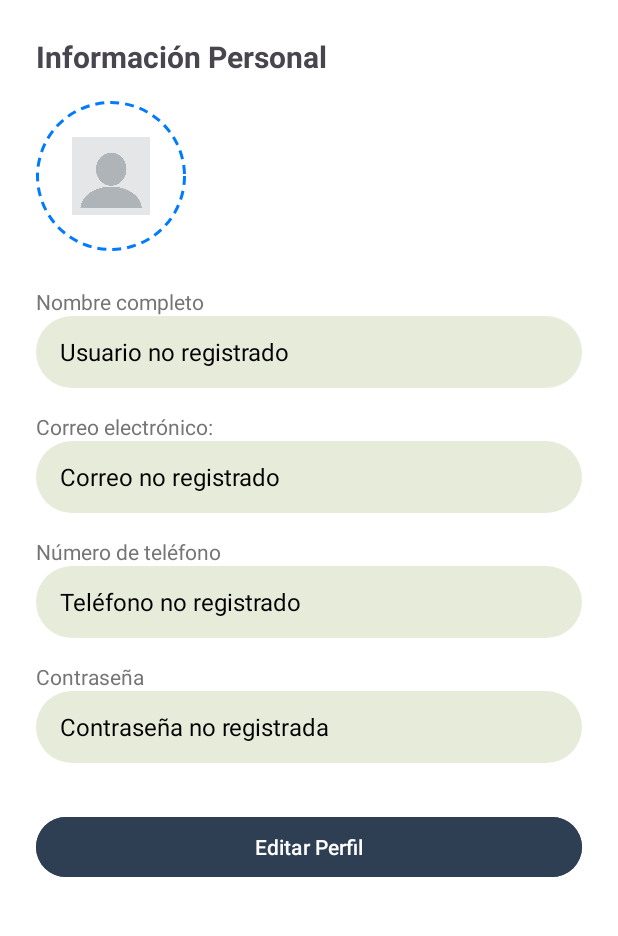
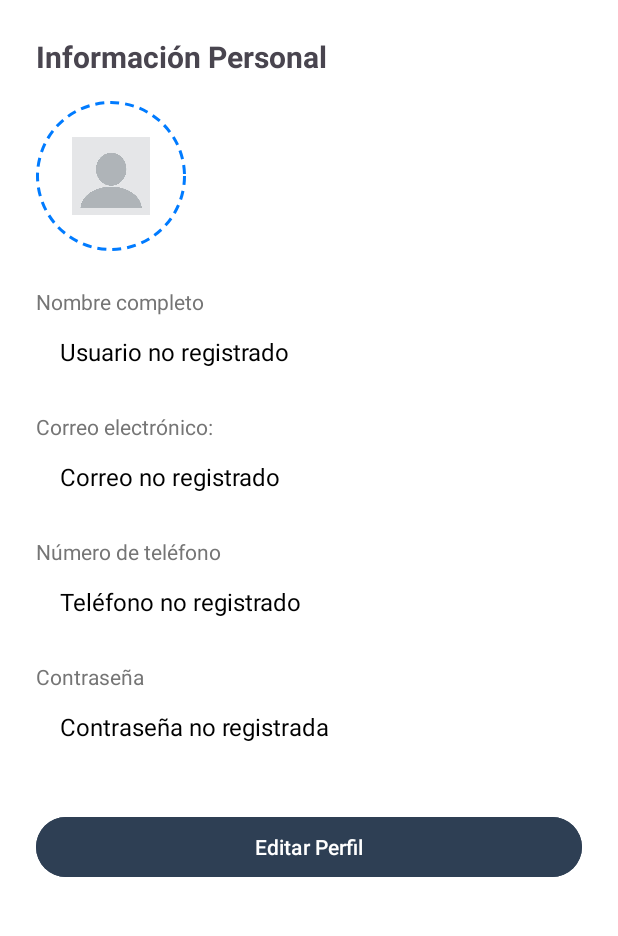
Before and after one commit to sebastianokt/Mole-EXTRL, an Android app: the PerfilFragment screen opened through its navigation route, on a phone screen of 412 x 824 dp, the part 96-1032 px from its top. Run offline under Robolectric (Android 15) with nearby library versions, the phone set to English and light mode, and no system bars; our stand-ins replace navigation-ui.

Commit message:
navegacion por jessica

```diff
--- a/app/src/main/res/layout/fragment_perfil.xml
+++ b/app/src/main/res/layout/fragment_perfil.xml
@@ -47,7 +47,6 @@
                 android:id="@+id/tvNombre"
                 android:layout_width="match_parent"
                 android:layout_height="48dp"
-                android:background="@drawable/rounded_edittext"
                 android:paddingStart="16dp"
                 android:gravity="center_vertical"
                 android:textSize="16sp"
@@ -72,7 +71,6 @@
                 android:id="@+id/tvEmail"
                 android:layout_width="match_parent"
                 android:layout_height="48dp"
-                android:background="@drawable/rounded_edittext"
                 android:paddingStart="16dp"
                 android:gravity="center_vertical"
                 android:textSize="16sp"
@@ -97,7 +95,6 @@
                 android:id="@+id/tvTelefono"
                 android:layout_width="match_parent"
                 android:layout_height="48dp"
-                android:background="@drawable/rounded_edittext"
                 android:paddingStart="16dp"
                 android:gravity="center_vertical"
                 android:textSize="16sp"
@@ -122,7 +119,6 @@
                 android:id="@+id/tvContrasena"
                 android:layout_width="match_parent"
                 android:layout_height="48dp"
-                android:background="@drawable/rounded_edittext"
                 android:paddingStart="16dp"
                 android:gravity="center_vertical"
                 android:textSize="16sp"
--- a/app/src/main/res/navigation/nav_graph.xml
+++ b/app/src/main/res/navigation/nav_graph.xml
@@ -52,25 +52,25 @@
         android:id="@+id/ropaFragment"
         android:name="com.example.trabajo12.fragments.RopaFragment"
         android:label="Ropa"
-        tools:layout="@layout/fragment_ropa" />
+        tools:layout="@layout/fragment_productos" />
 
     <fragment
         android:id="@+id/hogarFragment"
-        android:name="com.example.trabajo12.fragments.HogarFragment"
+        android:name="com.example.trabajo12.fragments.HomeActivity"
         android:label="Hogar"
-        tools:layout="@layout/fragment_hogar" />
+        tools:layout="@layout/fragment_productos" />
 
     <fragment
         android:id="@+id/deportesFragment"
         android:name="com.example.trabajo12.fragments.DeportesFragment"
         android:label="Deportes"
-        tools:layout="@layout/fragment_deportes" />
+        tools:layout="@layout/fragment_productos" />
 
     <fragment
         android:id="@+id/accesoriosFragment"
         android:name="com.example.trabajo12.fragments.AccesoriosFragment"
         android:label="Accesorios"
-        tools:layout="@layout/fragment_accesorios" />
+        tools:layout="@layout/fragment_productos" />
 
     <fragment
         android:id="@+id/PerfilFragment"
```
